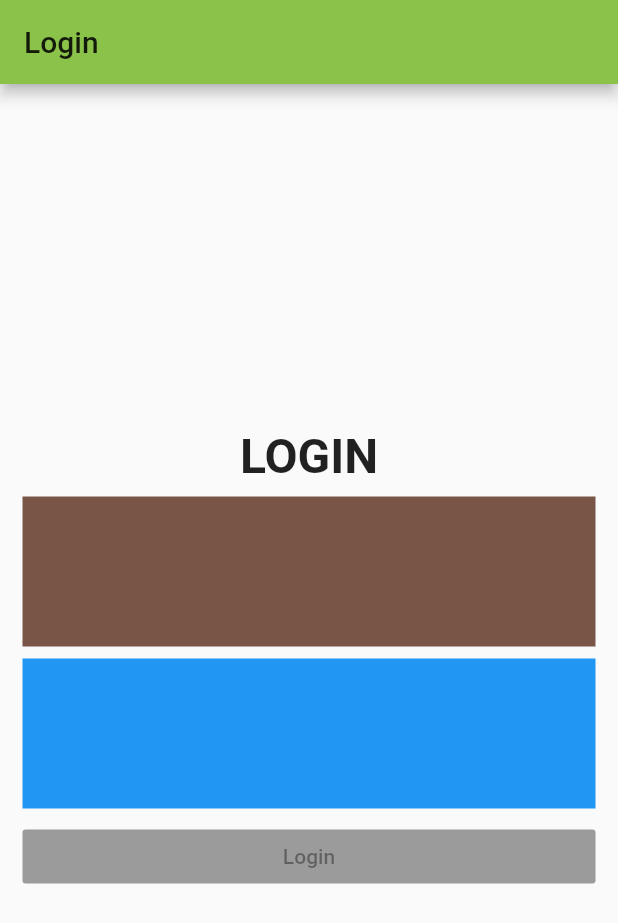
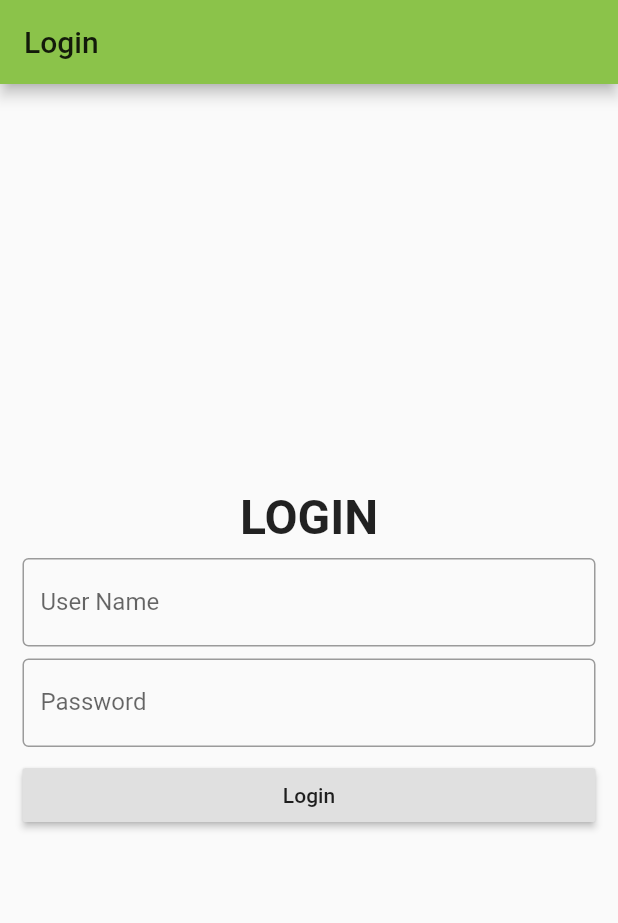
Before and after one commit to ratnofirmansyah/okja_flutter, a Flutter app: the screen it shows after launch, on a phone screen of 412 x 824 dp. Shown: the top 923 px of the screen. Run offline on Flutter 3.47's test engine with Material 2 defaults, Android fonts, the phone set to English and light mode, and no system bars.

Commit message:
tambah text field

```diff
--- a/lib/app/login/login_page.dart
+++ b/lib/app/login/login_page.dart
@@ -29,22 +29,26 @@ class LoginPage extends StatelessWidget {
             ),
           ),
           SizedBox(height: 8.0),
-          Container(
-            color: Colors.brown,
-            child: SizedBox(
-              height: 100.0,
+          TextField(
+            decoration: InputDecoration(
+                border: OutlineInputBorder(),
+                labelText: 'User Name',
+                hintText: 'Enter your username'
             ),
           ),
           SizedBox(height: 8.0),
-          Container(
-            color: Colors.blue,
-            child: SizedBox(
-              height: 100.0,
+          TextField(
+            obscureText: true,
+            decoration: InputDecoration(
+                border: OutlineInputBorder(),
+                labelText: 'Password',
+                hintText: 'Enter your password'
             ),
           ),
           SizedBox(height: 8.0),
           RaisedButton(
             child: Text('Login'),
+            onPressed: () {},
           )
         ],
       ),
```
